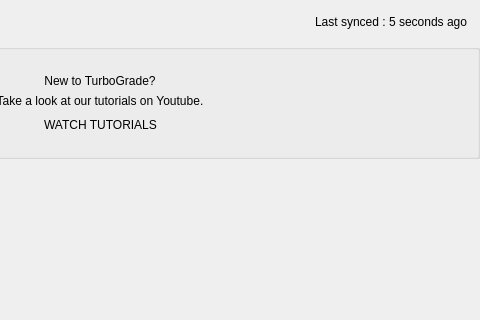
Old version of the form TurboGrade/ui/dashboard.ui in the repository wassgha/TurboGrade; both pictures show x 280 to 760 and y 0 to 320 of the 760 by 475 pixel window.
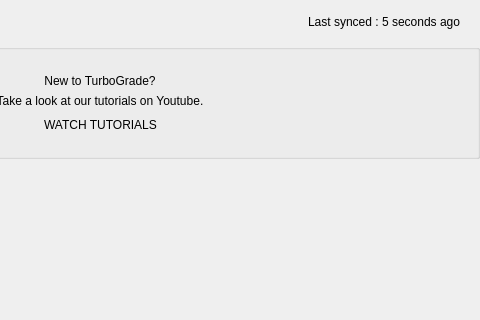
New version of the form. Icons and pictures are not drawn. Custom widgets are drawn as their Qt base class.

Commit message: Added dummy network indicator

The edit to the form file:
```diff
--- a/TurboGrade/ui/dashboard.ui
+++ b/TurboGrade/ui/dashboard.ui
@@ -151,6 +151,13 @@
        </property>
       </widget>
      </item>
+     <item>
+      <widget class="QLabel" name="network_indicator">
+       <property name="text">
+        <string/>
+       </property>
+      </widget>
+     </item>
     </layout>
    </item>
    <item>
```
Left out of the diff: 13 changed lines with no effect on the pictures. The commit also changes 1 other file.
